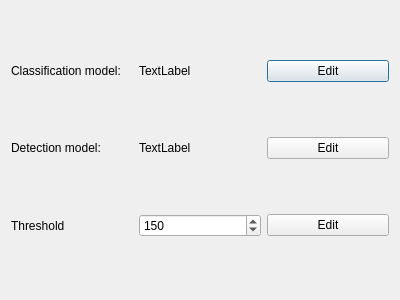
This is design/ui/dialog.ui in donilpro/Car-Numberplate-Recognition as Qt 5 draws it before an edit. The edited form follows.
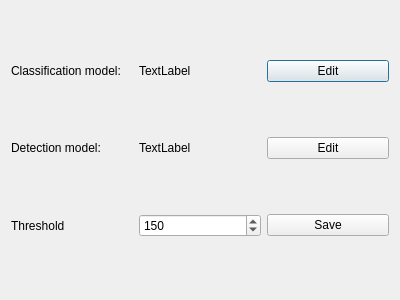
This is the edited form.

```diff
--- a/design/ui/dialog.ui
+++ b/design/ui/dialog.ui
@@ -76,7 +76,7 @@
    <item row="2" column="2">
     <widget class="QPushButton" name="pushButton_3">
      <property name="text">
-      <string>Edit</string>
+      <string>Save</string>
      </property>
     </widget>
    </item>
```
Left out of the diff: 4 changed lines with no effect on the pictures.
